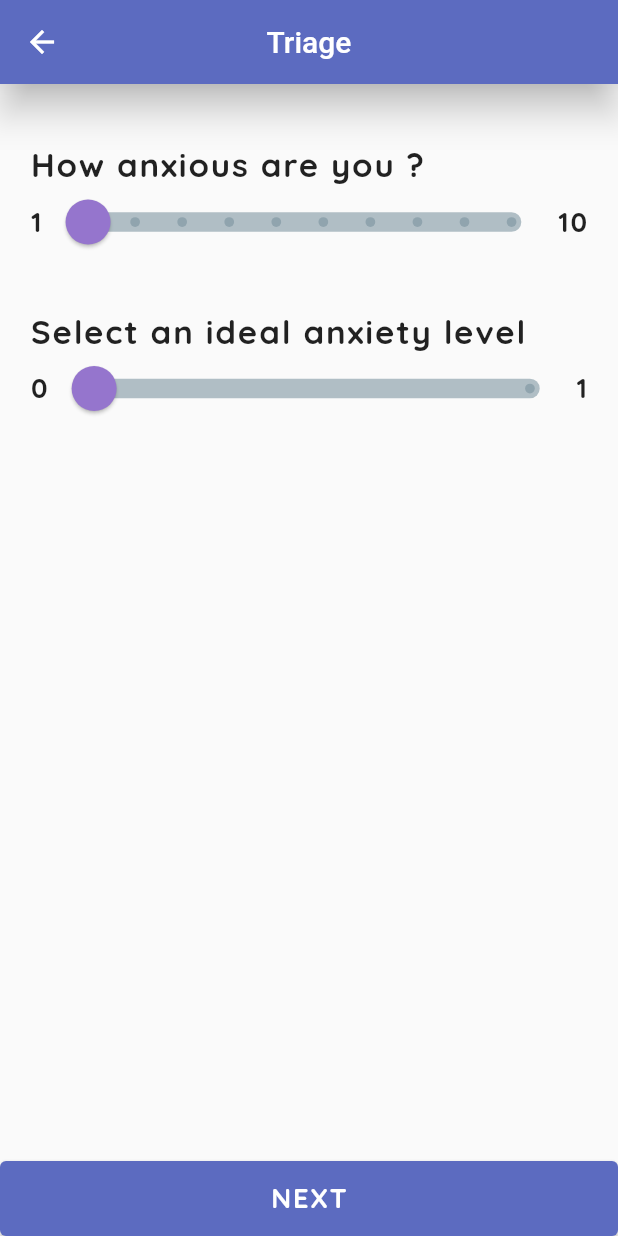
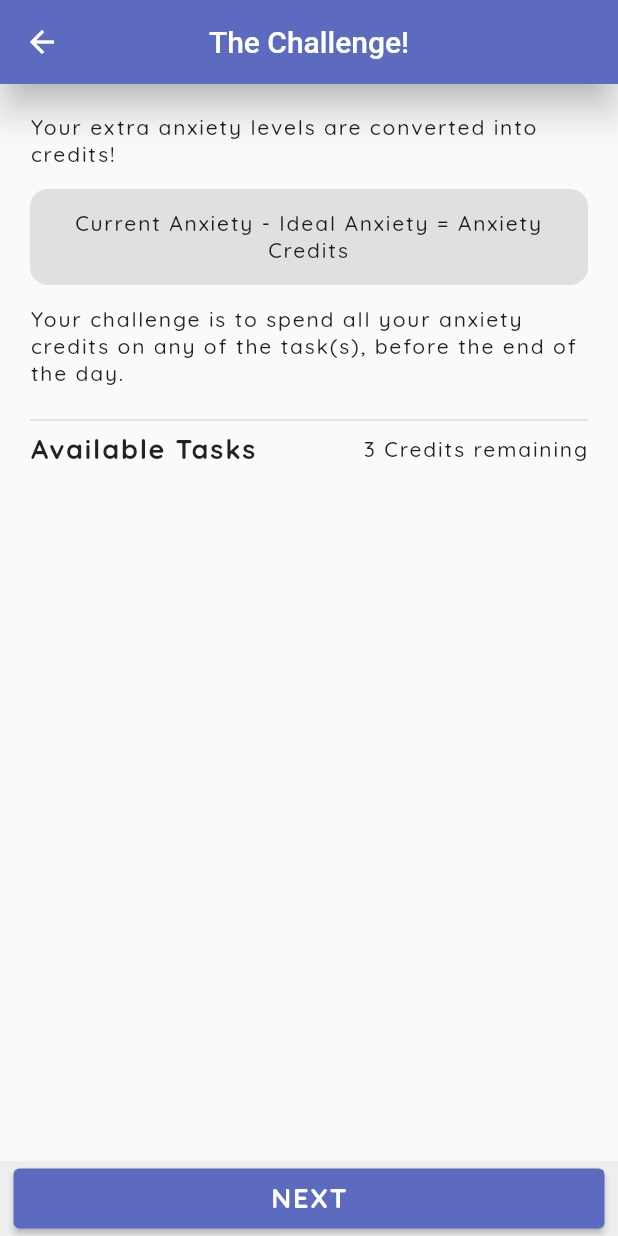
Before and after one commit to mahajanayush77/Uday, a Flutter app: the TriageScreen screen opened by its route, after a tap on "NEXT", on a phone screen of 412 x 824 dp. Run offline on Flutter 3.47's test engine with Material 2 defaults, Android fonts, the light colour scheme and no system bars; our stand-ins replace flutter_svg, google_fonts.

Commit message:
challenge screen

```diff
--- a/lib/constants.dart
+++ b/lib/constants.dart
@@ -16,7 +16,9 @@ const kHeadingStyle = TextStyle(
   fontSize: 22.0,
   letterSpacing: 1.2,
 );
+
 const kBodyStyle = TextStyle(
+  fontWeight: FontWeight.w500,
   fontSize: 14.0,
   letterSpacing: 1.2,
 );
--- a/lib/main.dart
+++ b/lib/main.dart
@@ -4,6 +4,7 @@ import 'package:google_fonts/google_fonts.dart';
 import './screens/triage.dart';
 import './constants.dart';
 import './screens/home.dart';
+import './screens/challenge.dart';
 
 void main() {
   SystemChrome.setPreferredOrientations([DeviceOrientation.portraitUp]);
@@ -29,6 +30,7 @@ class MyApp extends StatelessWidget {
       ),
       routes: {
         TriageScreen.routeName: (ctx) => TriageScreen(),
+        ChallengeScreen.routeName: (ctx) => ChallengeScreen(),
       },
     );
   }
--- /dev/null
+++ b/lib/screens/challenge.dart
@@ -0,0 +1,98 @@
+import 'package:flutter/material.dart';
+import 'package:uday/constants.dart';
+import 'package:uday/widgets/bottomButton.dart';
+
+class ChallengeScreen extends StatelessWidget {
+  static const routeName = '/challenge';
+
+  @override
+  Widget build(BuildContext context) {
+    return SafeArea(
+      child: Scaffold(
+        appBar: AppBar(
+          title: Text('The Challenge!'),
+          centerTitle: true,
+          backgroundColor: kAccentColor,
+          elevation: 10.0,
+        ),
+        body: Stack(
+          children: [
+            Container(
+              width: double.infinity,
+              padding: EdgeInsets.symmetric(
+                horizontal: 20.0,
+                vertical: 20.0,
+              ),
+              child: SingleChildScrollView(
+                child: Column(
+                  mainAxisSize: MainAxisSize.min,
+                  crossAxisAlignment: CrossAxisAlignment.stretch,
+                  children: [
+                    Text(
+                      'Your extra anxiety levels are converted into credits!',
+                      style: kBodyStyle,
+                    ),
+                    SizedBox(
+                      height: 14.0,
+                    ),
+                    Flexible(
+                      child: Container(
+                        padding: EdgeInsets.symmetric(
+                            vertical: 14.0, horizontal: 5.0),
+                        decoration: BoxDecoration(
+                            color: Colors.grey[300],
+                            borderRadius: BorderRadius.circular(12.0)),
+                        child: Text(
+                          'Current Anxiety - Ideal Anxiety = Anxiety Credits',
+                          style: kBodyStyle,
+                          textAlign: TextAlign.center,
+                        ),
+                      ),
+                    ),
+                    SizedBox(
+                      height: 14.0,
+                    ),
+                    Text(
+                      '''Your challenge is to spend all your anxiety credits on any of the task(s), before the end of the day.''',
+                      style: kBodyStyle,
+                    ),
+                    SizedBox(
+                      height: 14.0,
+                    ),
+                    Divider(
+                      thickness: 1.0,
+                    ),
+                    Row(
+                      mainAxisAlignment: MainAxisAlignment.spaceBetween,
+                      children: [
+                        Text(
+                          'Available Tasks',
+                          style: kSubheadingStyle,
+                        ),
+                        Text(
+                          '3 Credits remaining',
+                          style: kBodyStyle,
+                        ),
+                      ],
+                    ),
+                    Flexible(
+                        fit: FlexFit.loose,
+                        child: ListView.separated(
+                            shrinkWrap: true,
+                            itemBuilder: (BuildContext context, int index) =>
+                                Container(),
+                            separatorBuilder:
+                                (BuildContext context, int index) =>
+                                    Container(),
+                            itemCount: 1)),
+                  ],
+                ),
+              ),
+            ),
+            BottomButton(onPressed: () {}, title: 'NEXT'),
+          ],
+        ),
+      ),
+    );
+  }
+}
--- a/lib/screens/home.dart
+++ b/lib/screens/home.dart
@@ -1,6 +1,6 @@
 import 'package:flutter/material.dart';
 import 'package:flutter_svg/flutter_svg.dart';
-import 'package:uday/screens/triage.dart';
+import '../screens/triage.dart';
 import '/constants.dart';
 import '../widgets/emoji.dart';
 
--- a/lib/screens/triage.dart
+++ b/lib/screens/triage.dart
@@ -1,7 +1,9 @@
 import 'package:flutter/material.dart';
 import 'package:flutter/widgets.dart';
-import 'package:uday/widgets/CustomSlider.dart';
+import 'package:uday/widgets/bottomButton.dart';
+import '../widgets/CustomSlider.dart';
 import '../constants.dart';
+import 'package:uday/screens/challenge.dart';
 
 class TriageScreen extends StatefulWidget {
   static const routeName = '/triage';
@@ -117,22 +119,10 @@ class _TriageScreenState extends State<TriageScreen> {
                 ],
               ),
             ),
-            Align(
-              alignment: Alignment.bottomCenter,
-              child: Container(
-                // padding: EdgeInsets.symmetric(vertical: 10.0),
-                width: double.infinity,
-                height: 50.0,
-                child: ElevatedButton(
-                  onPressed: () {},
-                  child: Text(
-                    'NEXT',
-                    style: kSubheadingStyle,
-                  ),
-                  style: ButtonStyle(
-                      backgroundColor: MaterialStateProperty.all(kAccentColor)),
-                ),
-              ),
+            BottomButton(
+              onPressed: () =>
+                  Navigator.pushNamed(context, ChallengeScreen.routeName),
+              title: 'NEXT',
             ),
           ],
         ),
--- /dev/null
+++ b/lib/widgets/bottomButton.dart
@@ -0,0 +1,37 @@
+import 'package:flutter/material.dart';
+import '../constants.dart';
+
+class BottomButton extends StatelessWidget {
+  final void Function() onPressed;
+  final String title;
+  BottomButton({
+    required this.onPressed,
+    required this.title,
+  });
+
+  @override
+  Widget build(BuildContext context) {
+    return Align(
+      alignment: Alignment.bottomCenter,
+      child: Container(
+        // padding: EdgeInsets.symmetric(vertical: 10.0),
+        width: double.infinity,
+        color: Colors.grey[200],
+        height: 50.0,
+        padding: EdgeInsets.symmetric(
+          horizontal: 9.0,
+          vertical: 5.0,
+        ),
+        child: ElevatedButton(
+          onPressed: onPressed,
+          child: Text(
+            title,
+            style: kSubheadingStyle,
+          ),
+          style: ButtonStyle(
+              backgroundColor: MaterialStateProperty.all(kAccentColor)),
+        ),
+      ),
+    );
+  }
+}
```
